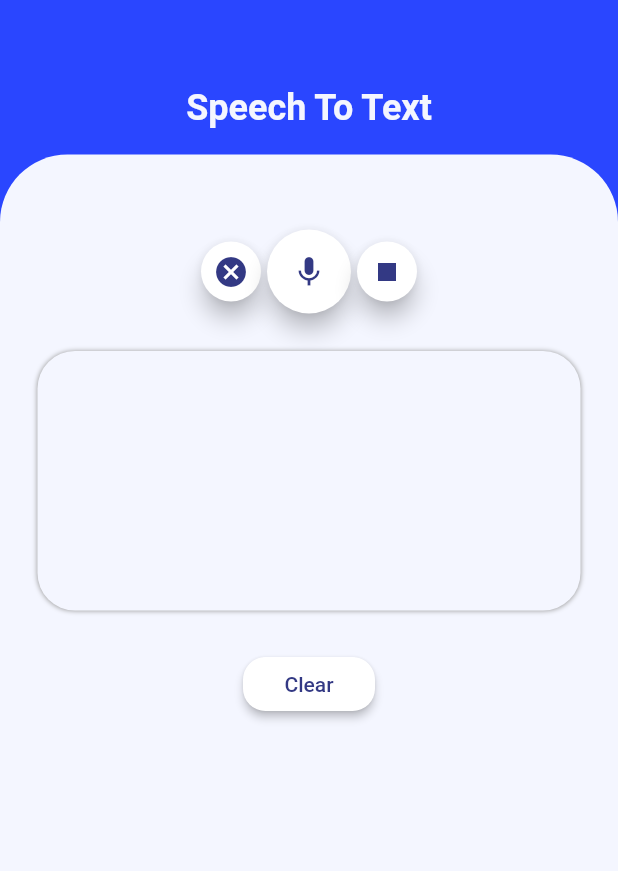
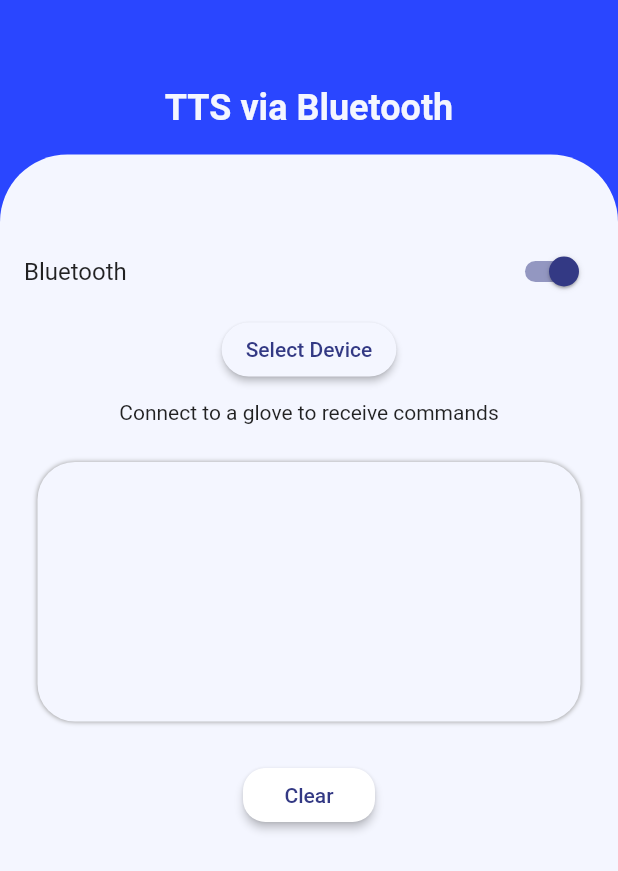
Before and after one commit to HaripriyaB/eme, a Flutter app: the screen it shows after launch, after a tap on "TTS via Bluetooth", on a phone screen of 412 x 824 dp. Shown: the top 871 px of the screen. Run offline on Flutter 3.47's test engine with Material 2 defaults, Android fonts, the phone set to English and light mode, and no system bars; our stand-ins replace flutter_bluetooth_serial, flutter_tts, speech_to_text; statements that could not run were skipped.

Commit message:
functionality to receive data from gloves

```diff
--- a/lib/main.dart
+++ b/lib/main.dart
@@ -12,7 +12,7 @@ class MyApp extends StatelessWidget {
   @override
   Widget build(BuildContext context) {
     return MaterialApp(
-      title: 'Flutter Demo',
+      title: 'EME',
       theme: ThemeData(
         primaryColor: Color(0xff2a46ff),
         accentColor: Color(0xff333984),
@@ -20,7 +20,7 @@ class MyApp extends StatelessWidget {
         primarySwatch: Colors.blue,
         visualDensity: VisualDensity.adaptivePlatformDensity,
       ),
-      home: MyHomePage(title: 'Flutter Demo Home Page'),
+      home: MyHomePage(title: 'EME'),
     );
   }
 }
--- a/lib/screens/home.dart
+++ b/lib/screens/home.dart
@@ -1,3 +1,4 @@
+import 'package:eme/screens/ttsblue_page.dart';
 import 'package:eme/sizeconfig.dart';
 import 'package:eme/widgets/home_widgets.dart';
 import 'package:flutter/material.dart';
@@ -24,7 +25,7 @@ class Home extends StatelessWidget {
                 children: <Widget>[
                   Flexible(
                     child: Padding(
-                      padding: const EdgeInsets.only(top: 65,left: 30,right: 40),
+                      padding: const EdgeInsets.only(top: 75,left: 30,right: 40),
                       child: Column(
                         mainAxisSize: MainAxisSize.min,
                         textDirection: TextDirection.ltr,
@@ -94,7 +95,7 @@ class Home extends StatelessWidget {
                           );
                         },
                         openBuilder: (context, action){
-                          return SpeechToTextPage();
+                          return TTSBluetoothPage();
                         },
                       ),
                     ),
--- a/lib/screens/tts_page.dart
+++ b/lib/screens/tts_page.dart
@@ -126,12 +126,13 @@ class _TextToSpeechPageState extends State<TextToSpeechPage> {
                           });
                         },
                       ),
+                      SizedBox(width: 5.0),
                       FloatingActionButton(
                         child: Icon(
                           Icons.stop,
                           color: Theme.of(context).accentColor,
                         ),
-                        mini: true,
+
                         backgroundColor: Colors.white,
                         onPressed: _stop,
                       ),
--- /dev/null
+++ b/lib/screens/ttsblue_page.dart
@@ -0,0 +1,323 @@
+import 'dart:async';
+import 'dart:convert';
+import 'dart:typed_data';
+
+import 'package:flutter/material.dart';
+import 'package:flutter_bluetooth_serial/flutter_bluetooth_serial.dart';
+import 'package:flutter_tts/flutter_tts.dart';
+
+import '../sizeconfig.dart';
+import 'discovery_page.dart';
+
+class TTSBluetoothPage extends StatefulWidget {
+  @override
+  _TTSBluetoothPageState createState() => _TTSBluetoothPageState();
+}
+
+class _TTSBluetoothPageState extends State<TTSBluetoothPage> {
+
+  //Bluetooth
+  BluetoothState _bluetoothState = BluetoothState.UNKNOWN;
+  BluetoothDevice _bluetoothDevice;
+  BluetoothConnection connection;
+  String _address = "...";
+  String _name = "...";
+  String name;
+
+  String arduinoData = 'connect a device to receive data';
+
+  bool isConnected = false;
+
+  Timer _discoverableTimeoutTimer;
+
+  //TTS
+  String description = "";
+  bool isPlaying = false;
+  FlutterTts _flutterTts;
+
+  //initState
+  @override
+  void initState() {
+    super.initState();
+    initializeTts();
+    FlutterBluetoothSerial.instance.state.then((state) {
+      setState(() {
+        _bluetoothState = state;
+      });
+    });
+
+    Future.doWhile(() async {
+      if (await FlutterBluetoothSerial.instance.isEnabled) {
+        return false;
+      }
+      await Future.delayed(Duration(milliseconds: 0xDD));
+      return true;
+    }).then((_) {
+      FlutterBluetoothSerial.instance.address.then((address) {
+        setState(() {
+          _address = address;
+        });
+      });
+    });
+
+    FlutterBluetoothSerial.instance.name.then((name) {
+      setState(() {
+        _name = name;
+      });
+    });
+  }
+
+
+  //dispose
+  @override
+  void dispose() {
+    super.dispose();
+    myController.dispose();
+    super.dispose();
+    _flutterTts.stop();
+    FlutterBluetoothSerial.instance.setPairingRequestHandler(null);
+    _discoverableTimeoutTimer?.cancel();
+  }
+
+  void getDataFromArduino() async {
+    connection.input.listen((Uint8List data) {
+      setState(() {
+        arduinoData = '${ascii.decode(data)}';
+        description = '${ascii.decode(data)}';
+      });
+    });
+  }
+
+  initializeTts() {
+    _flutterTts = FlutterTts();
+    setTtsLanguage();
+
+    _flutterTts.setStartHandler(() {
+      setState(() {
+        isPlaying = true;
+      });
+    });
+
+    _flutterTts.setCompletionHandler(() {
+      setState(() {
+        isPlaying = false;
+      });
+    });
+
+    _flutterTts.setErrorHandler((err) {
+      setState(() {
+        print("error occurred: " + err);
+        isPlaying = false;
+      });
+    });
+  }
+
+  void setTtsLanguage() async {
+    await _flutterTts.setLanguage("en-US");
+  }
+
+  Future _speak(String text) async {
+    if (text != null && text.isNotEmpty) {
+      var result = await _flutterTts.speak(text);
+      if (result == 1)
+        setState(() {
+          isPlaying = true;
+        });
+    }
+  }
+
+  Future _stop() async {
+    var result = await _flutterTts.stop();
+    if (result == 1)
+      setState(() {
+        isPlaying = false;
+      });
+  }
+
+  final myController = TextEditingController();
+  @override
+  Widget build(BuildContext context) {
+    return Scaffold(
+      backgroundColor: Theme.of(context).primaryColor,
+      body: Column(
+        children: <Widget>[
+          Container(
+            height: SizeConfig.blockSizeHorizontal * 25,
+            decoration: BoxDecoration(
+              color: Theme.of(context).primaryColor,
+            ),
+            child: Column(
+              children: <Widget>[
+                SizedBox(
+                  height: SizeConfig.blockSizeHorizontal * 14,
+                ),
+                Text(
+                  'TTS via Bluetooth',
+                  style: TextStyle(
+                      color: Theme.of(context).backgroundColor,
+                      fontWeight: FontWeight.bold,
+                      fontSize: 24),
+                ),
+              ],
+            ),
+          ),
+          Expanded(
+            child: Container(
+              decoration: BoxDecoration(
+                  color: Theme.of(context).backgroundColor,
+                  borderRadius: BorderRadius.only(
+                      topLeft: Radius.circular(45),
+                      topRight: Radius.circular(45))),
+              child: Column(
+                children: <Widget>[
+                  SizedBox(
+                    height: 50,
+                  ),
+                  SwitchListTile(
+                    title: const Text('Bluetooth'),
+                    value: _bluetoothState.isEnabled,
+                    onChanged: (bool value) {
+                      future() async {
+                        if (value) {
+                          await FlutterBluetoothSerial.instance
+                              .requestEnable()
+                              .then((value) {
+                            setState(() {
+                              value = true;
+                              _bluetoothState = BluetoothState.STATE_ON;
+                            });
+                          });
+                        } else {
+                          await FlutterBluetoothSerial.instance
+                              .requestDisable()
+                              .then((value) {
+                            setState(() {
+                              _bluetoothState = BluetoothState.STATE_OFF;
+                              value = false;
+                            });
+                          });
+                        }
+                      }
+
+                      future().then((value) {
+                        setState(() {});
+                      });
+                    },
+                  ),
+                  arduinoData == 'connect a device to receive data' ? RaisedButton(
+                    color: Theme.of(context).backgroundColor,
+                    elevation: 2.0,
+                    shape: RoundedRectangleBorder(
+                        borderRadius: BorderRadius.circular(20.0)),
+                    child: Text(
+                      'Select Device',
+                      style: TextStyle(color: Theme.of(context).accentColor),
+                    ),
+                    onPressed: () async {
+                      final BluetoothDevice selectedDevice = await Navigator.push(
+                          context,
+                          MaterialPageRoute(builder: (context) => DiscoveryPage()));
+                      setState(() {
+                        _bluetoothDevice = selectedDevice;
+                        name = selectedDevice.name;
+                      });
+                      print(selectedDevice.address);
+                      print(selectedDevice.name);
+                    },
+                  ) : Row(
+                    mainAxisAlignment: MainAxisAlignment.center,
+                    children: <Widget>[
+                      FloatingActionButton(
+                        child: Icon(
+                          Icons.volume_up,
+                          color: Theme.of(context).accentColor,
+                        ),
+                        backgroundColor: Colors.white,
+                        onPressed: () {
+                          setState(() {
+                            _speak(description);
+                          });
+                        },
+                      ),
+                      SizedBox(width: 5.0,),
+                      FloatingActionButton(
+                        child: Icon(
+                          Icons.stop,
+                          color: Theme.of(context).accentColor,
+                        ),
+
+                        backgroundColor: Colors.white,
+                        onPressed: _stop,
+                      ),
+                    ],
+                  ),
+                  SizedBox(
+                    height: 10.0,
+                  ),
+                  name != null ? RaisedButton(
+                    shape: RoundedRectangleBorder(
+                        borderRadius: BorderRadius.circular(20.0)),
+                    elevation: 2.0,
+                    color: Theme.of(context).backgroundColor,
+                    child: isConnected
+                        ? Text(
+                      'Connected',
+                      style: TextStyle(color: Theme.of(context).accentColor),
+                    )
+                        : Text(
+                      'Connect',
+                      style: TextStyle(color: Theme.of(context).accentColor),
+                    ),
+                    onPressed: _bluetoothDevice == null
+                        ? null
+                        : () async {
+                      await BluetoothConnection.toAddress(
+                          _bluetoothDevice.address)
+                          .then((value) {
+                        connection = value;
+                        setState(() {
+                          isConnected = true;
+                        });
+                        connection.isConnected ? getDataFromArduino() : null;
+                      });
+                    },
+                  ) : Text('Connect to a glove to receive commands'),
+                  Padding(
+                      padding: const EdgeInsets.all(25.0),
+                      child: Container(
+                        padding: EdgeInsets.all(15.0),
+                        height: SizeConfig.blockSizeHorizontal * 42,
+                        width: SizeConfig.blockSizeVertical * 45,
+                        decoration: BoxDecoration(
+                            borderRadius:
+                            BorderRadius.all(Radius.circular(25.0)),
+                            color: Theme.of(context).backgroundColor,
+                            boxShadow: [
+                              BoxShadow(color: Colors.grey, blurRadius: 2.5),
+                            ]),
+                      child: Text(description),
+                      )),
+                  RaisedButton(
+                    child: Text(
+                      'Clear',
+                      style: TextStyle(color: Theme.of(context).accentColor),
+                    ),
+                    elevation: 2.4,
+                    color: Colors.white,
+                    shape: RoundedRectangleBorder(
+                        borderRadius: BorderRadius.circular(15.0)),
+                    onPressed: () {
+                      setState(() {
+                        description = '';
+                      });
+                    },
+                  ),
+                ],
+              ),
+            ),
+          ),
+        ],
+      ),
+    );
+  }
+}
--- a/pubspec.yaml
+++ b/pubspec.yaml
@@ -23,6 +23,7 @@ environment:
 dependencies:
   animations: ^1.1.1
   speech_to_text: ^2.2.0
+  flutter_bluetooth_serial: ^0.2.2
   flutter:
     sdk: flutter
   flutter_tts: 1.2.3
```
Also changed, not shown: lib/screens/stt_page.dart (+56 -25 lines), pubspec.lock.
